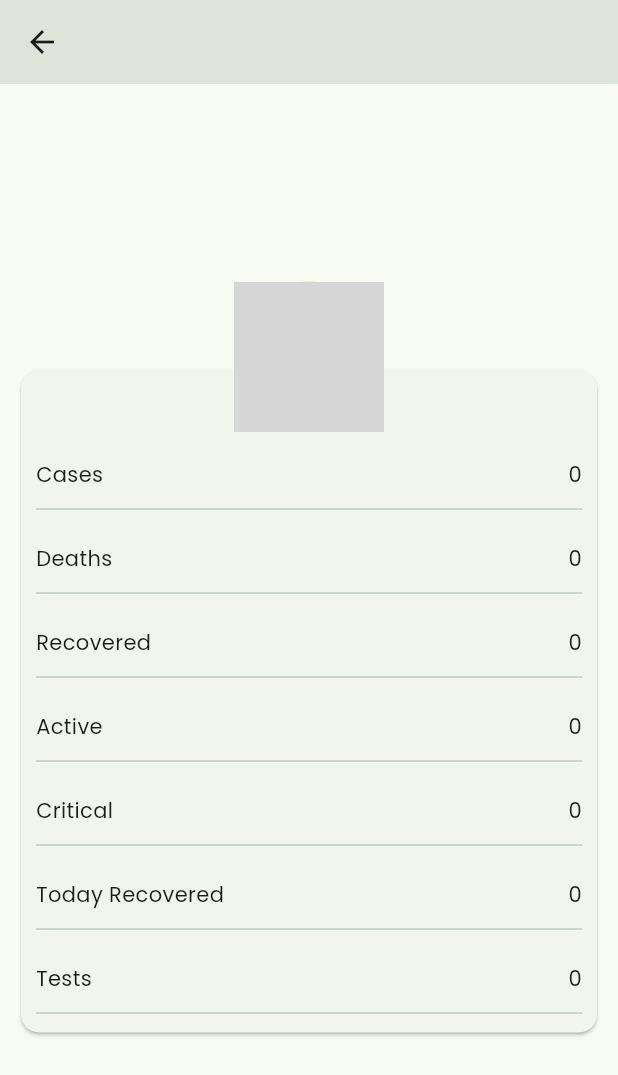
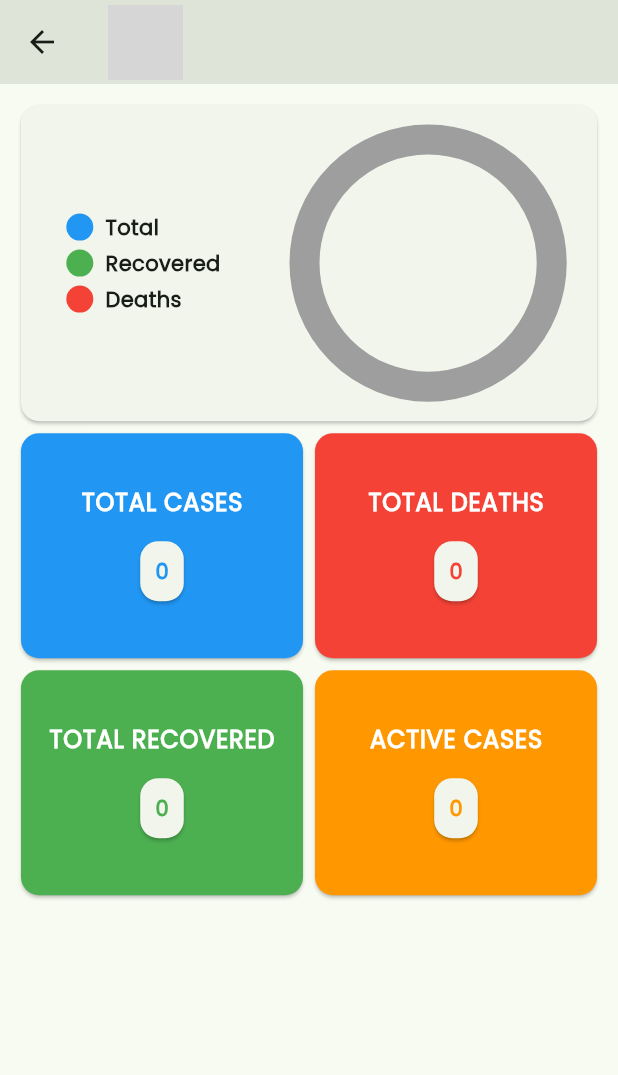
Before and after one commit to saadshd/Covid19-Tracker, a Flutter app: the DetailScreen screen opened directly with empty values, on a phone screen of 412 x 824 dp. Shown: the top 1075 px of the screen. Run offline on Flutter 3.47's test engine with Material 2 defaults, Android fonts, the phone set to English and light mode, and no system bars; drawn by our look-alikes of pie_chart; our stand-ins replace flutter_spinkit; network calls fail; grey boxes are pictures that could not be loaded.

Commit message:
Updating UI

```diff
--- /dev/null
+++ b/lib/res/components/resueable_card.dart
@@ -0,0 +1,57 @@
+import 'package:flutter/material.dart';
+
+class ReuseableCard extends StatelessWidget {
+  String title, number;
+  Color color;
+
+  ReuseableCard({
+    super.key,
+    required this.title,
+    required this.number,
+    required this.color,
+  });
+
+  @override
+  Widget build(BuildContext context) {
+    return Expanded(
+      child: Card(
+        color: color,
+        child: SizedBox(
+          height: 150,
+          child: Column(
+            mainAxisAlignment: MainAxisAlignment.center,
+            children: [
+              Text(
+                title,
+                style: Theme.of(context)
+                    .textTheme
+                    .bodyLarge!
+                    .copyWith(
+                    color: Colors.white,
+                    fontWeight: FontWeight.bold
+                ),
+              ),
+              const SizedBox(
+                height: 10,
+              ),
+              Card(
+                child: Padding(
+                  padding: const EdgeInsets.all(10.0),
+                  child: Text(number,
+                    style: Theme.of(context)
+                        .textTheme
+                        .bodyMedium!
+                        .copyWith(
+                        color: color,
+                        fontWeight: FontWeight.bold
+                    ),
+                  ),
+                ),
+              ),
+            ],
+          ),
+        ),
+      ),
+    );
+  }
+}
--- /dev/null
+++ b/lib/utils/utils.dart
@@ -0,0 +1,19 @@
+
+class Utils{
+
+  static String formatNumber(int? number) {
+    if (number == null) {
+      return 'N/A';
+    }
+
+    if (number >= 1e6) {
+      double million = number / 1e6;
+      return '${million.toStringAsFixed(2)} M';
+    } else if (number >= 1e3) {
+      double thousand = number / 1e3;
+      return '${thousand.toStringAsFixed(2)} K';
+    } else {
+      return number.toString();
+    }
+  }
+}
--- a/lib/view/detail_screen.dart
+++ b/lib/view/detail_screen.dart
@@ -1,9 +1,13 @@
+import 'package:covid19_tracker/res/components/resueable_card.dart';
 import 'package:covid19_tracker/res/components/reuseable_row.dart';
+import 'package:covid19_tracker/utils/utils.dart';
 import 'package:flutter/material.dart';
+import 'package:pie_chart/pie_chart.dart';
 
 class DetailScreen extends StatefulWidget {
   String name, image;
-  int totalCases, totalDeaths, totalRecovered, active, critical, todayRecovered, test;
+  int totalCases, totalDeaths, totalRecovered, active;
+
   DetailScreen({
     super.key,
     required this.name,
@@ -12,9 +16,6 @@ class DetailScreen extends StatefulWidget {
     required this.totalCases,
     required this.totalRecovered,
     required this.active,
-    required this.critical,
-    required this.todayRecovered,
-    required this.test,
   });
 
   @override
@@ -22,45 +23,83 @@ class DetailScreen extends StatefulWidget {
 }
 
 class _DetailScreenState extends State<DetailScreen> {
+  final colorList = <Color>[
+    Colors.blue,
+    Colors.green,
+    Colors.red,
+  ];
+
   @override
   Widget build(BuildContext context) {
     return Scaffold(
       resizeToAvoidBottomInset: false,
       appBar: AppBar(
         backgroundColor: Theme.of(context).colorScheme.surfaceVariant,
-        title: Text(widget.name),
+        title: Row(
+          children: [
+            Image(
+              height: 50,
+              width: 50,
+              image: NetworkImage(widget.image),
+            ),
+            const SizedBox(
+              width: 10,
+            ),
+            Text(widget.name),
+          ],
+        ),
       ),
       body: Padding(
         padding: const EdgeInsets.all(10),
         child: Column(
-          mainAxisAlignment: MainAxisAlignment.center,
-          crossAxisAlignment: CrossAxisAlignment.center,
           children: [
-            Stack(
-              alignment: Alignment.topCenter,
+            Card(
+              child: Padding(
+                padding: const EdgeInsets.all(15.0),
+                child: PieChart(
+                  dataMap: {
+                    "Total": double.parse(widget.totalCases.toString()),
+                    "Recovered": double.parse(widget.totalRecovered.toString()),
+                    "Deaths": double.parse(widget.totalDeaths.toString()),
+                  },
+                  chartValuesOptions: const ChartValuesOptions(
+                      showChartValuesInPercentage: true),
+                  chartRadius: MediaQuery.sizeOf(context).height / 5,
+                  legendOptions:
+                      const LegendOptions(legendPosition: LegendPosition.left),
+                  animationDuration: const Duration(milliseconds: 1200),
+                  chartType: ChartType.ring,
+                  colorList: colorList,
+                ),
+              ),
+            ),
+            Row(
               children: [
-                Padding(
-                  padding: EdgeInsets.only(top: MediaQuery.of(context).size.height * .067),
-                  child: Card(
-                    child: Column(
-                      children: [
-                        SizedBox(height: MediaQuery.of(context).size.height * .06),
-                        ReuseableRow(title: 'Cases', value: widget.totalCases.toString()),
-                        ReuseableRow(title: 'Deaths', value: widget.totalDeaths.toString()),
-                        ReuseableRow(title: 'Recovered', value: widget.totalRecovered.toString()),
-                        ReuseableRow(title: 'Active', value: widget.active.toString()),
-                        ReuseableRow(title: 'Critical', value: widget.critical.toString()),
-                        ReuseableRow(title: 'Today Recovered', value: widget.todayRecovered.toString()),
-                        ReuseableRow(title: 'Tests', value: widget.test.toString()),
-                      ],
-                    ),
-                  ),
+                ReuseableCard(
+                  title: 'TOTAL CASES',
+                  number: Utils.formatNumber(widget.totalCases),
+                  color: Colors.blue,
                 ),
-                CircleAvatar(
-                  radius: 50,
-                  backgroundImage: NetworkImage(widget.image),
-                )
-              ]
+                ReuseableCard(
+                  title: 'TOTAL DEATHS',
+                  number: Utils.formatNumber(widget.totalDeaths),
+                  color: Colors.red,
+                ),
+              ],
+            ),
+            Row(
+              children: [
+                ReuseableCard(
+                  title: 'TOTAL RECOVERED',
+                  number: Utils.formatNumber(widget.totalRecovered),
+                  color: Colors.green,
+                ),
+                ReuseableCard(
+                  title: 'ACTIVE CASES',
+                  number: Utils.formatNumber(widget.active),
+                  color: Colors.orange,
+                ),
+              ],
             ),
           ],
         ),
```
Also changed, not shown: lib/res/components/nav_bar.dart (+8 -15 lines), lib/res/components/spinner.dart (added, +32 -0 lines), lib/view/countries_screen.dart (+69 -79 lines), lib/view/splash_screen.dart (+17 -10 lines), lib/view/world_stats_screen.dart (+33 -40 lines).
